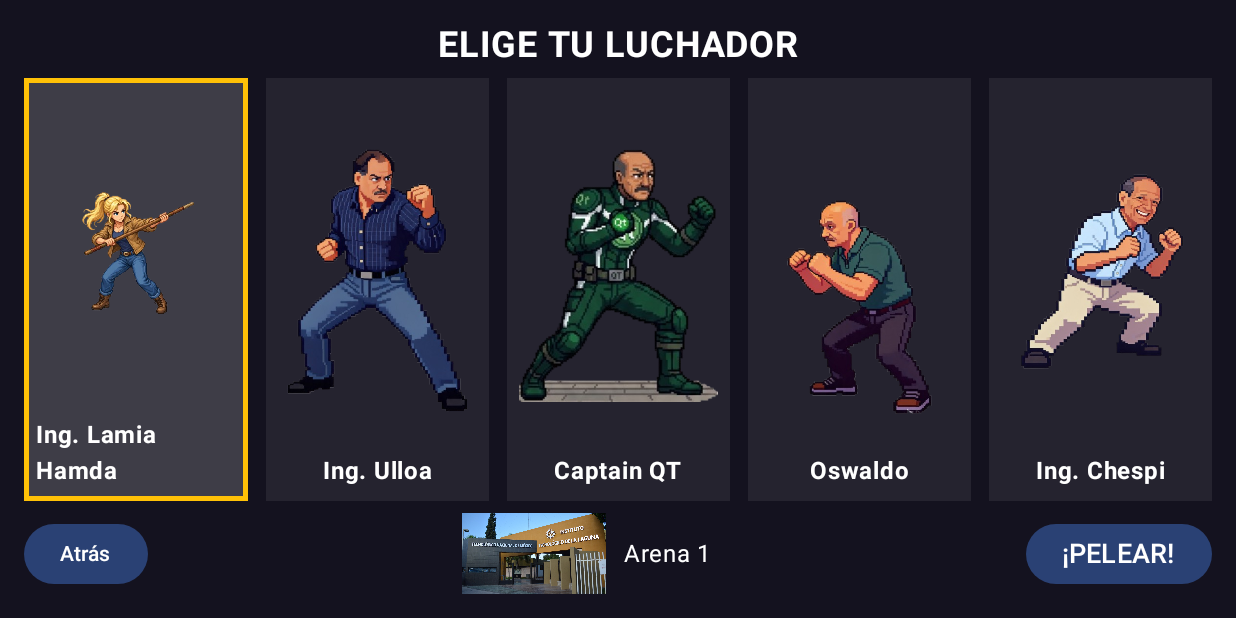
After one commit to AngelLira11/FighTec, an Android app built with Jetpack Compose: the CharacterSelectScreen screen opened through its navigation route, on a phone screen of 824 x 412 dp (held sideways). The commit adds this screen. Run offline under Robolectric (Android 15) with nearby library versions, the phone set to English and light mode, and no system bars.

Commit message:
vista de eleccion de personaje, win, rebancha

```diff
--- a/app/src/main/java/com/example/fightec/MainActivity.kt
+++ b/app/src/main/java/com/example/fightec/MainActivity.kt
@@ -13,6 +13,8 @@ import androidx.compose.ui.Modifier
 import androidx.compose.ui.tooling.preview.Preview
 import com.example.fightec.ui.theme.FighTecTheme
 import com.example.fightec.ui.FightArenaScreen
+import com.example.fightec.ui.AppNavigation
+
 
 class MainActivity : ComponentActivity() {
     override fun onCreate(savedInstanceState: Bundle?) {
@@ -20,9 +22,8 @@ class MainActivity : ComponentActivity() {
         enableEdgeToEdge()
         setContent {
             FighTecTheme {
-                FightArenaScreen()
-            }
-
+                AppNavigation()
             }
         }
+        }
     }
--- /dev/null
+++ b/app/src/main/java/com/example/fightec/entities/GameCatalog.kt
@@ -0,0 +1,42 @@
+package com.example.fightec.entities
+
+import androidx.annotation.DrawableRes
+import com.example.fightec.R
+
+data class CharacterInfo(
+    val id: Int,
+    val name: String,
+    @DrawableRes val attack: Int,
+    @DrawableRes val hurt: Int,
+    @DrawableRes val victory: Int,
+    val facesRight: Boolean = true      // hacia dónde mira la imagen original
+)
+
+data class ArenaInfo(
+    val id: Int,
+    val name: String,
+    @DrawableRes val image: Int
+)
+
+object GameCatalog {
+
+    val characters = listOf(
+        CharacterInfo(1, "Ing. Lamia Hamda", R.drawable.lamia_ataque, R.drawable.lamia_dano, R.drawable.lamia_win),
+        CharacterInfo(2, "Ing. Ulloa", R.drawable.ulloa_ataque, R.drawable.ulloa_dano, R.drawable.ulloa_win, facesRight = false),
+        CharacterInfo(3, "Captain QT", R.drawable.oswi_qt_ataque, R.drawable.oswi_qt_dano, R.drawable.oswi_qt_win),
+        CharacterInfo(4, "Oswaldo", R.drawable.oswi_ataque, R.drawable.oswi_dano, R.drawable.oswi_win),
+        CharacterInfo(5, "Ing. Chespi", R.drawable.chespi_ataque, R.drawable.chespi_dano, R.drawable.chespi_win)
+
+
+    )
+
+    val arenas = listOf(
+        ArenaInfo(1, "Arena 1", R.drawable.ed1_entrada),
+        // Descomenta y ajusta el nombre del archivo cuando agregues más arenas:
+        // ArenaInfo(2, "Arena 2", R.drawable.arena_2),
+        // ArenaInfo(3, "Arena 3", R.drawable.arena_3),
+    )
+
+    fun character(id: Int) = characters.first { it.id == id }
+    fun arena(id: Int) = arenas.first { it.id == id }
+}
--- /dev/null
+++ b/app/src/main/java/com/example/fightec/ui/AppNavigation.kt
@@ -0,0 +1,80 @@
+package com.example.fightec.ui
+
+import androidx.compose.runtime.Composable
+import androidx.navigation.NavType
+import androidx.navigation.compose.NavHost
+import androidx.navigation.compose.composable
+import androidx.navigation.compose.rememberNavController
+import androidx.navigation.navArgument
+import com.example.fightec.entities.GameCatalog
+
+@Composable
+fun AppNavigation() {
+    val nav = rememberNavController()
+
+    NavHost(navController = nav, startDestination = "menu") {
+
+        composable("menu") {
+            MenuScreen(onPlay = { nav.navigate("select") })
+        }
+
+        composable("select") {
+            CharacterSelectScreen(
+                onFight = { playerId, arenaId ->
+                    val enemyId = GameCatalog.characters.filter { it.id != playerId }.random().id
+                    nav.navigate("fight/$playerId/$enemyId/$arenaId")
+                },
+                onBack = { nav.popBackStack() }
+            )
+        }
+
+        composable(
+            route = "fight/{playerId}/{enemyId}/{arenaId}",
+            arguments = listOf(
+                navArgument("playerId") { type = NavType.IntType },
+                navArgument("enemyId") { type = NavType.IntType },
+                navArgument("arenaId") { type = NavType.IntType }
+            )
+        ) { entry ->
+            val playerId = entry.arguments!!.getInt("playerId")
+            val enemyId = entry.arguments!!.getInt("enemyId")
+            val arenaId = entry.arguments!!.getInt("arenaId")
+
+            FightArenaScreen(
+                playerChar = GameCatalog.character(playerId),
+                enemyChar = GameCatalog.character(enemyId),
+                arena = GameCatalog.arena(arenaId),
+                onFightEnd = { playerWon ->
+                    nav.navigate("victory/$playerWon/$playerId/$enemyId/$arenaId") {
+                        popUpTo("select")          // quita la pelea de la pila
+                    }
+                }
+            )
+        }
+
+        composable(
+            route = "victory/{playerWon}/{playerId}/{enemyId}/{arenaId}",
+            arguments = listOf(
+                navArgument("playerWon") { type = NavType.BoolType },
+                navArgument("playerId") { type = NavType.IntType },
+                navArgument("enemyId") { type = NavType.IntType },
+                navArgument("arenaId") { type = NavType.IntType }
+            )
+        ) { entry ->
+            val playerWon = entry.arguments!!.getBoolean("playerWon")
+            val playerId = entry.arguments!!.getInt("playerId")
+            val enemyId = entry.arguments!!.getInt("enemyId")
+            val arenaId = entry.arguments!!.getInt("arenaId")
+
+            VictoryScreen(
+                playerChar = GameCatalog.character(playerId),
+                enemyChar = GameCatalog.character(enemyId),
+                playerWon = playerWon,
+                onRematch = {
+                    nav.navigate("fight/$playerId/$enemyId/$arenaId") { popUpTo("select") }
+                },
+                onMenu = { nav.popBackStack("menu", inclusive = false) }
+            )
+        }
+    }
+}
--- /dev/null
+++ b/app/src/main/java/com/example/fightec/ui/CharacterSelectScreen.kt
@@ -0,0 +1,122 @@
+package com.example.fightec.ui
+
+import androidx.compose.foundation.Image
+import androidx.compose.foundation.background
+import androidx.compose.foundation.border
+import androidx.compose.foundation.clickable
+import androidx.compose.foundation.layout.*
+import androidx.compose.material3.Button
+import androidx.compose.material3.Text
+import androidx.compose.material3.TextButton
+import androidx.compose.runtime.*
+import androidx.compose.ui.Alignment
+import androidx.compose.ui.Modifier
+import androidx.compose.ui.graphics.Color
+import androidx.compose.ui.graphics.FilterQuality
+import androidx.compose.ui.graphics.ImageBitmap
+import androidx.compose.ui.graphics.graphicsLayer
+import androidx.compose.ui.layout.ContentScale
+import androidx.compose.ui.res.imageResource
+import androidx.compose.ui.res.painterResource
+import androidx.compose.ui.text.font.FontWeight
+import androidx.compose.ui.unit.dp
+import androidx.compose.ui.unit.sp
+import com.example.fightec.entities.CharacterInfo
+import com.example.fightec.entities.GameCatalog
+
+@Composable
+fun CharacterSelectScreen(
+    onFight: (playerId: Int, arenaId: Int) -> Unit,
+    onBack: () -> Unit
+) {
+    var selectedId by remember { mutableIntStateOf(GameCatalog.characters.first().id) }
+    var arenaIndex by remember { mutableIntStateOf(0) }
+    val arenas = GameCatalog.arenas
+    val arena = arenas[arenaIndex]
+
+    Column(
+        Modifier.fillMaxSize().background(Color(0xFF14121F)).padding(16.dp),
+        horizontalAlignment = Alignment.CenterHorizontally
+    ) {
+        Text("ELIGE TU LUCHADOR", color = Color.White, fontSize = 24.sp, fontWeight = FontWeight.Bold)
+        Spacer(Modifier.height(8.dp))
+
+        Row(
+            Modifier.weight(1f).fillMaxWidth(),
+            horizontalArrangement = Arrangement.spacedBy(12.dp)
+        ) {
+            GameCatalog.characters.forEach { c ->
+                CharacterCard(
+                    character = c,
+                    selected = c.id == selectedId,
+                    modifier = Modifier.weight(1f).fillMaxHeight()
+                ) { selectedId = c.id }
+            }
+        }
+
+        Spacer(Modifier.height(8.dp))
+
+        Row(
+            Modifier.fillMaxWidth(),
+            verticalAlignment = Alignment.CenterVertically,
+            horizontalArrangement = Arrangement.spacedBy(12.dp)
+        ) {
+            Button(onClick = onBack) { Text("Atrás") }
+
+            Spacer(Modifier.weight(1f))
+
+            if (arenas.size > 1) {
+                TextButton(onClick = { arenaIndex = (arenaIndex - 1 + arenas.size) % arenas.size }) {
+                    Text("◀", color = Color.White, fontSize = 20.sp)
+                }
+            }
+            Image(
+                painter = painterResource(arena.image),
+                contentDescription = arena.name,
+                contentScale = ContentScale.Crop,
+                modifier = Modifier.width(96.dp).height(54.dp)
+            )
+            Text(arena.name, color = Color.White, fontSize = 16.sp)
+            if (arenas.size > 1) {
+                TextButton(onClick = { arenaIndex = (arenaIndex + 1) % arenas.size }) {
+                    Text("▶", color = Color.White, fontSize = 20.sp)
+                }
+            }
+
+            Spacer(Modifier.weight(1f))
+
+            Button(onClick = { onFight(selectedId, arena.id) }) {
+                Text("¡PELEAR!", fontSize = 18.sp)
+            }
+        }
+    }
+}
+
+@Composable
+private fun CharacterCard(
+    character: CharacterInfo,
+    selected: Boolean,
+    modifier: Modifier = Modifier,
+    onClick: () -> Unit
+) {
+    Column(
+        modifier
+            .background(Color.White.copy(alpha = if (selected) 0.18f else 0.07f))
+            .border(3.dp, if (selected) Color(0xFFFFC107) else Color.Transparent)
+            .clickable(onClick = onClick)
+            .padding(8.dp),
+        horizontalAlignment = Alignment.CenterHorizontally
+    ) {
+        Image(
+            bitmap = ImageBitmap.imageResource(character.attack),
+            contentDescription = character.name,
+            filterQuality = FilterQuality.None,
+            contentScale = ContentScale.Fit,
+            modifier = Modifier
+                .weight(1f)
+                .fillMaxWidth()
+                .graphicsLayer(scaleX = if (character.facesRight) 1f else -1f)
+        )
+        Text(character.name, color = Color.White, fontSize = 16.sp, fontWeight = FontWeight.Bold)
+    }
+}
--- a/app/src/main/java/com/example/fightec/ui/MenuScreen.kt
+++ b/app/src/main/java/com/example/fightec/ui/MenuScreen.kt
@@ -1,4 +1,32 @@
 package com.example.fightec.ui
 
-class MenuScreen {
+import androidx.compose.foundation.background
+import androidx.compose.foundation.layout.Box
+import androidx.compose.foundation.layout.Column
+import androidx.compose.foundation.layout.Spacer
+import androidx.compose.foundation.layout.fillMaxSize
+import androidx.compose.foundation.layout.height
+import androidx.compose.material3.Button
+import androidx.compose.material3.Text
+import androidx.compose.runtime.Composable
+import androidx.compose.ui.Alignment
+import androidx.compose.ui.Modifier
+import androidx.compose.ui.graphics.Color
+import androidx.compose.ui.text.font.FontWeight
+import androidx.compose.ui.unit.dp
+import androidx.compose.ui.unit.sp
+
+@Composable
+fun MenuScreen(onPlay: () -> Unit) {
+    Box(
+        Modifier.fillMaxSize().background(Color(0xFF14121F)),
+        contentAlignment = Alignment.Center
+    ) {
+        Column(horizontalAlignment = Alignment.CenterHorizontally) {
+            Text("FIGHTEC", color = Color(0xFFFFC107), fontSize = 56.sp, fontWeight = FontWeight.Bold)
+            Text("Torneo Arcade Escolar", color = Color.White, fontSize = 18.sp)
+            Spacer(Modifier.height(32.dp))
+            Button(onClick = onPlay) { Text("JUGAR", fontSize = 22.sp) }
+        }
+    }
 }
```
Also changed, not shown: app/src/main/java/com/example/fightec/ui/FightArenaScreen.kt (+44 -39 lines), app/src/main/java/com/example/fightec/ui/VictoryScreen.kt (added, +63 -0 lines).
